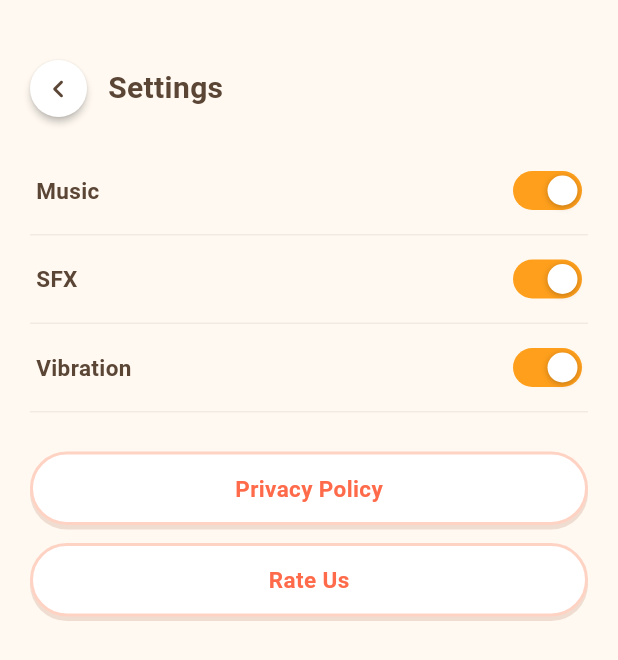
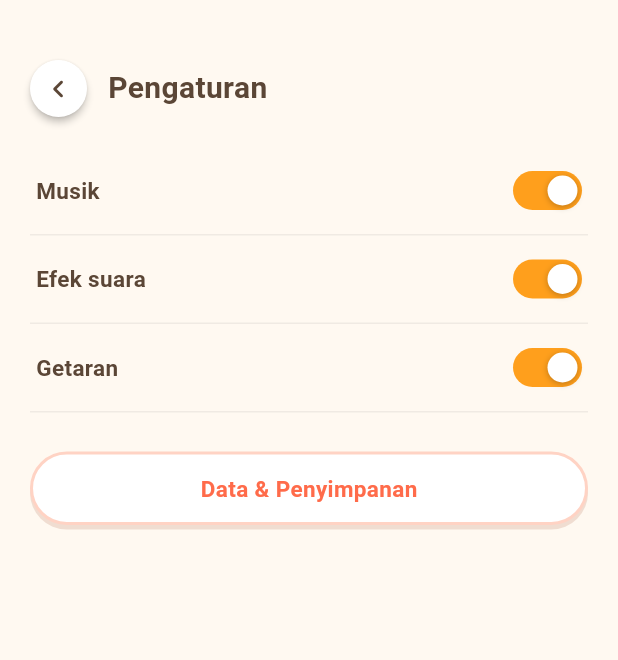
Before and after one commit to Hapidzfadli/fruit-merge, a Flutter app: the SettingsPage screen opened directly, on a phone screen of 412 x 824 dp. Shown: the top 660 px of the screen. Run offline on Flutter 3.47's test engine with Material 3 defaults, Android fonts, the phone set to English and light mode, and no system bars; our stand-ins replace audioplayers, shared_preferences, vibration; missing offline and left inert: flame; accounts and stored records are empty.

Commit message:
feat: complete offline menus ranking and responsive Indonesian UI

```diff
--- a/flutter_app/lib/main.dart
+++ b/flutter_app/lib/main.dart
@@ -19,7 +19,7 @@ class FruitMergeApp extends StatefulWidget {
 class _FruitMergeAppState extends State<FruitMergeApp> {
   final AppState _appState = AppState();
   late final SfxService _sfx;
-  late final Future<void> _loadFuture;
+  late Future<void> _loadFuture;
 
   @override
   void initState() {
@@ -56,6 +56,12 @@ class _FruitMergeAppState extends State<FruitMergeApp> {
         home: FutureBuilder<void>(
           future: _loadFuture,
           builder: (context, snapshot) {
+            if (snapshot.hasError) {
+              return Scaffold(body: Center(child: Column(mainAxisSize: MainAxisSize.min, children: [
+                const Text('Game belum berhasil dimuat.'),
+                TextButton(onPressed: () => setState(() => _loadFuture = _boot()), child: const Text('Coba lagi')),
+              ])));
+            }
             if (snapshot.connectionState != ConnectionState.done) {
               // Deliberately not an animated spinner: start-up is brief, and
               // a never-ending animation would keep the widget tree from
--- a/flutter_app/lib/models/run_snapshot.dart
+++ b/flutter_app/lib/models/run_snapshot.dart
@@ -22,7 +22,7 @@ class RunSnapshot {
         if (i < 0 || i > 4) return null;
       }
       if (number(s.data['clock']) < 0 || number(s.data['cooldown']) < 0 ||
-          number(s.data['cooldown']) > 320) return null;
+          number(s.data['cooldown']) > 320) { return null; }
       number(s.data['dropX']);
       final fruits = s.data['fruits'] as List;
       if (fruits.length > 1000) return null;
--- a/flutter_app/lib/ui/settings_page.dart
+++ b/flutter_app/lib/ui/settings_page.dart
@@ -28,29 +28,31 @@ class SettingsPage extends StatelessWidget {
                     Navigator.of(context).pop();
                   }),
                   const SizedBox(width: 14),
-                  const Text('Settings', style: TextStyle(fontSize: 20, fontWeight: FontWeight.w700, color: AppColors.text)),
+                  const Expanded(child: Text('Pengaturan', style: TextStyle(fontSize: 20, fontWeight: FontWeight.w700, color: AppColors.text))),
                 ],
               ),
               const SizedBox(height: 20),
               // Ordering intentionally mirrors app.js:444-446: Music/Vibration
               // click-then-toggle, but SFX toggles BEFORE clicking — so
               // muting SFX plays no confirmation click, unmuting does.
-              _SettingsRow(label: 'Music', value: appState.music, onToggle: () {
+              _SettingsRow(label: 'Musik', value: appState.music, onToggle: () {
                 sfx.click();
                 appState.toggleMusic();
               }),
-              _SettingsRow(label: 'SFX', value: appState.sfx, onToggle: () {
+              _SettingsRow(label: 'Efek suara', value: appState.sfx, onToggle: () {
                 appState.toggleSfx();
                 sfx.click();
               }),
-              _SettingsRow(label: 'Vibration', value: appState.vibration, onToggle: () {
+              _SettingsRow(label: 'Getaran', value: appState.vibration, onToggle: () {
                 sfx.click();
                 appState.toggleVibration();
               }),
               const SizedBox(height: 26),
-              SecondaryButton(label: 'Privacy Policy', onPressed: sfx.click),
-              const SizedBox(height: 12),
-              SecondaryButton(label: 'Rate Us', onPressed: sfx.click),
+              SecondaryButton(label: 'Data & Penyimpanan', onPressed: () => showDialog<void>(context: context, builder: (c) => AlertDialog(
+                title: const Text('Data & Penyimpanan'),
+                content: const SingleChildScrollView(child: Text('Skor, koin, skin, pengaturan, dan pertandingan tersimpan di perangkat ini. Game ini tidak menyediakan akun atau sinkronisasi server. Menghapus data aplikasi dapat menghapus progres. Pemulihan setelah penutupan paksa menggunakan simpanan otomatis terakhir.')),
+                actions: [TextButton(onPressed: () => Navigator.pop(c), child: const Text('Tutup'))],
+              ))),
             ],
           ),
         ),
--- a/flutter_app/lib/ui/shop_page.dart
+++ b/flutter_app/lib/ui/shop_page.dart
@@ -43,7 +43,7 @@ class _ShopPageState extends State<ShopPage> {
                   }),
                   const SizedBox(width: 14),
                   const Expanded(
-                    child: Text('Shop', style: TextStyle(fontSize: 20, fontWeight: FontWeight.w700, color: AppColors.text)),
+                    child: Text('Toko', style: TextStyle(fontSize: 20, fontWeight: FontWeight.w700, color: AppColors.text)),
                   ),
                   _CoinPill(coins: appState.coins),
                 ],
@@ -161,7 +161,7 @@ class _ShopCardState extends State<_ShopCard> with SingleTickerProviderStateMixi
             Text(sk.name, style: const TextStyle(fontSize: 12, fontWeight: FontWeight.w700, color: AppColors.text)),
             const SizedBox(height: 8),
             if (isEquipped)
-              _Badge(text: 'Equipped', bg: const Color(0xFFDFF3D8), fg: const Color(0xFF4C9A3A))
+              _Badge(text: 'Dipakai', bg: const Color(0xFFDFF3D8), fg: const Color(0xFF4C9A3A))
             else if (owned)
               _EquipButton(onTap: () {
                 context.read<SfxService>().click();
@@ -247,7 +247,7 @@ class _EquipButton extends StatelessWidget {
         child: Container(
           padding: const EdgeInsets.symmetric(horizontal: 16, vertical: 5),
           decoration: BoxDecoration(borderRadius: BorderRadius.circular(999), border: Border.all(color: const Color(0xFFFFD3C4), width: 2)),
-          child: const Text('Equip', style: TextStyle(fontSize: 11, fontWeight: FontWeight.w700, color: AppColors.coral)),
+          child: const Text('Pakai', style: TextStyle(fontSize: 11, fontWeight: FontWeight.w700, color: AppColors.coral)),
         ),
       ),
     );
```
Also changed, not shown: flutter_app/lib/state/app_state.dart (+14 -1 lines), flutter_app/lib/ui/game_over_page.dart (+8 -22 lines), flutter_app/lib/ui/game_page.dart (+8 -8 lines), flutter_app/lib/ui/menu_page.dart (+12 -8 lines), flutter_app/lib/ui/ranking_page.dart (added, +20 -0 lines), 2 other files.
